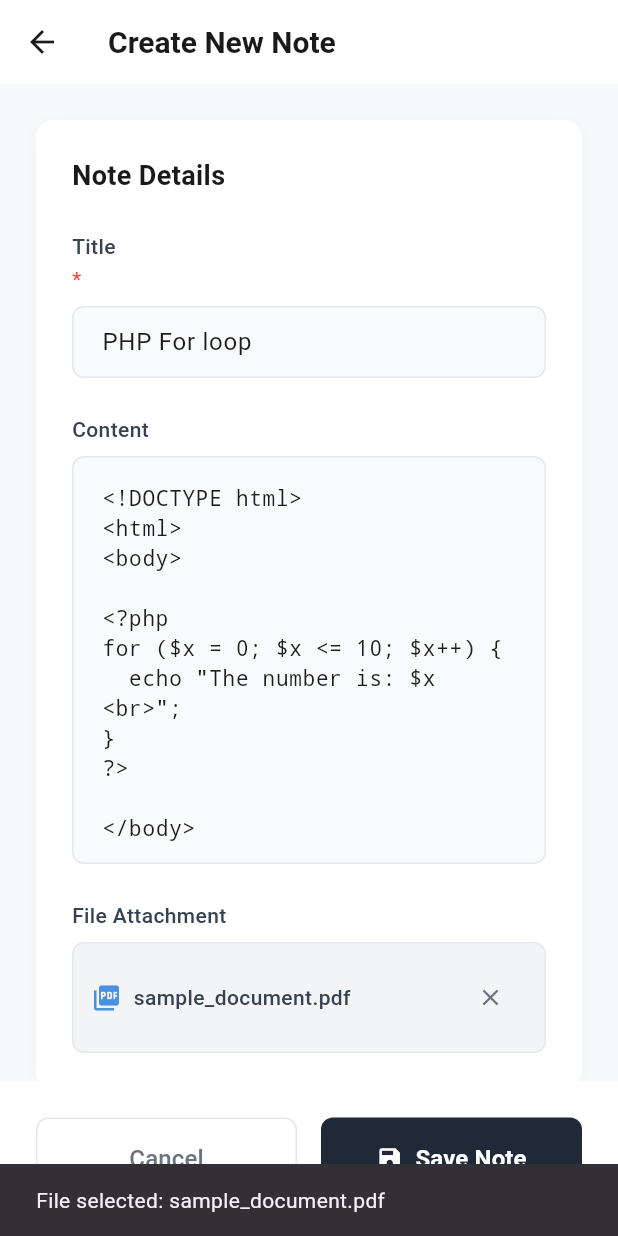
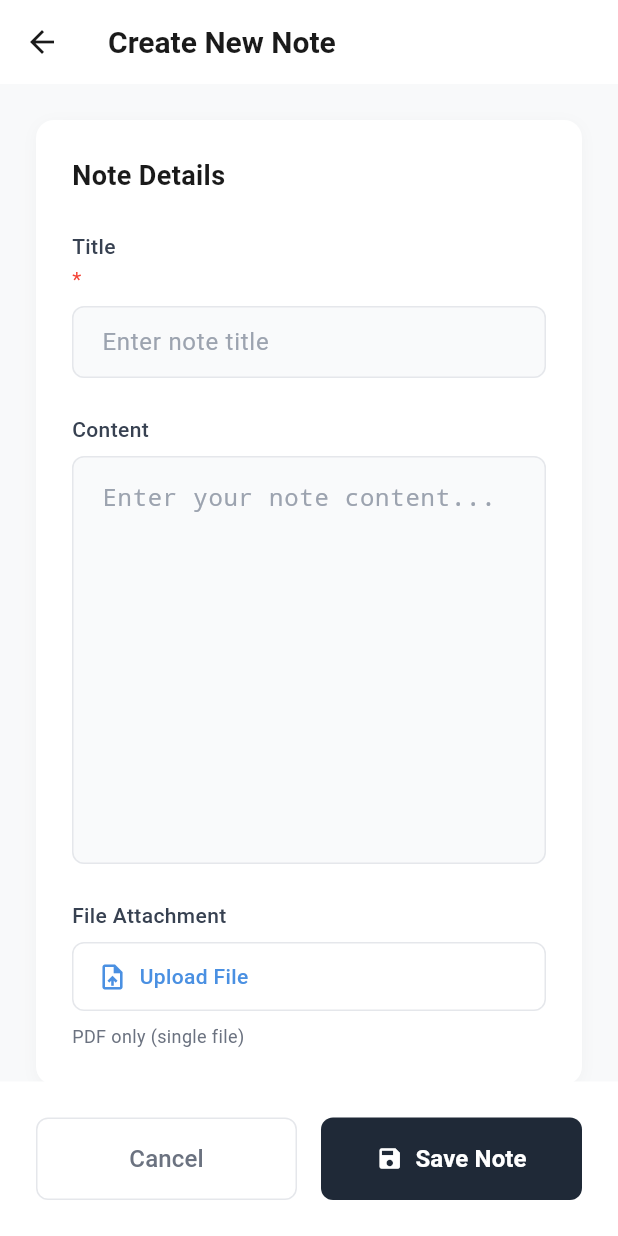
Before and after one commit to VenkateshaHD/note_app_flutter, a Flutter app: the CreateNoteScreen screen opened by its route, after a tap on "Upload File", on a phone screen of 412 x 824 dp. Run offline on Flutter 3.47's test engine with Material 3 defaults, Android fonts, the phone set to English and light mode, and no system bars; our stand-ins replace file_picker, flutter_secure_storage; accounts and stored records are empty.

Commit message:
integrated new features

```diff
--- a/lib/common.dart
+++ b/lib/common.dart
@@ -1,2 +1,2 @@
-// const serverAPI = "http://10.0.2.2:8000/api";
-const serverAPI = "http://127.0.0.1:8000/api";
+const serverAPI = "http://10.0.2.2:8000/api";
+// const serverAPI = "http://127.0.0.1:8000/api";
--- a/lib/screens/create_note.dart
+++ b/lib/screens/create_note.dart
@@ -1,5 +1,12 @@
+import 'dart:convert';
+
+import 'package:file_picker/file_picker.dart';
 import 'package:flutter/material.dart';
 import 'dart:io';
+
+import 'package:flutter_secure_storage/flutter_secure_storage.dart';
+import 'package:http/http.dart' as http;
+import 'package:note_app/common.dart';
 
 class CreateNoteScreen extends StatefulWidget {
   const CreateNoteScreen({Key? key}) : super(key: key);
@@ -19,20 +26,6 @@ class _CreateNoteScreenState extends State<CreateNoteScreen> {
   @override
   void initState() {
     super.initState();
-    // Pre-fill with sample data as shown in the design
-    _titleController.text = 'PHP For loop';
-    _contentController.text = '''<!DOCTYPE html>
-<html>
-<body>
-
-<?php
-for (\$x = 0; \$x <= 10; \$x++) {
-  echo "The number is: \$x <br>";
-}
-?>
-
-</body>
-</html>''';
   }
 
   @override
@@ -43,14 +36,18 @@ for (\$x = 0; \$x <= 10; \$x++) {
   }
 
   Future<void> _pickFile() async {
+    final result = await FilePicker.platform.pickFiles();
+    if (result != null && result.files.single.path != null) {
+      setState(() => _selectedFile = File(result.files.single.path!));
+    }
     // Simulate file picker - in real app use file_picker package
     setState(() {
-      _fileName = 'sample_document.pdf';
+      _fileName = _selectedFile!.path.split('/').last;
     });
 
     ScaffoldMessenger.of(context).showSnackBar(
-      const SnackBar(
-        content: Text('File selected: sample_document.pdf'),
+      SnackBar(
+        content: Text('File selected: $_fileName'),
         duration: Duration(seconds: 2),
       ),
     );
@@ -64,13 +61,38 @@ for (\$x = 0; \$x <= 10; \$x++) {
   }
 
   Future<void> _saveNote() async {
+    final storage = const FlutterSecureStorage();
+
+    String token = await storage.read(key: "token") ?? "";
+
     if (_formKey.currentState!.validate()) {
       setState(() {
         _isLoading = true;
       });
 
-      // Simulate API call
-      await Future.delayed(const Duration(seconds: 2));
+
+      Map<String, String> data = {
+        "title": _titleController.text,
+        "content": _contentController.text,
+        "isPublic": "true", // or "false"
+      };
+
+      String url = '$serverAPI/notes/add';
+
+      var request = http.MultipartRequest('Post', Uri.parse(url));
+
+      request.fields.addAll(data);
+      request.headers['Authorization'] = 'Bearer $token';
+
+      if (_selectedFile != null) {
+        request.files.add(
+          await http.MultipartFile.fromPath('files', _selectedFile!.path),
+        );
+      }
+      var streamedResponse = await request.send();
+      var response = await http.Response.fromStream(streamedResponse);
+
+      print(response.body);
 
       setState(() {
         _isLoading = false;
@@ -90,27 +112,30 @@ for (\$x = 0; \$x <= 10; \$x++) {
 
   void _cancel() {
     // Show confirmation dialog if there's unsaved content
-    if (_titleController.text.isNotEmpty || _contentController.text.isNotEmpty) {
+    if (_titleController.text.isNotEmpty ||
+        _contentController.text.isNotEmpty) {
       showDialog(
         context: context,
         builder: (context) => AlertDialog(
           backgroundColor: Colors.white,
           title: const Text('Discard changes?'),
-          content: const Text('You have unsaved changes. Are you sure you want to discard them?'),
+          content: const Text(
+            'You have unsaved changes. Are you sure you want to discard them?',
+          ),
           actions: [
             TextButton(
               onPressed: () => Navigator.of(context).pop(),
-              child: const Text('Keep editing',style: TextStyle(color: Color(0xFF1F2937)),),
+              child: const Text(
+                'Keep editing',
+                style: TextStyle(color: Color(0xFF1F2937)),
+              ),
             ),
             TextButton(
               onPressed: () {
                 Navigator.of(context).pop(); // Close dialog
                 Navigator.of(context).pop(); // Close create note screen
               },
-              child: const Text(
-                'Discard',
-                style: TextStyle(color: Colors.red),
-              ),
+              child: const Text('Discard', style: TextStyle(color: Colors.red)),
             ),
           ],
         ),
@@ -129,10 +154,7 @@ for (\$x = 0; \$x <= 10; \$x++) {
         elevation: 0,
         leading: IconButton(
           onPressed: _cancel,
-          icon: const Icon(
-            Icons.arrow_back,
-            color: Color(0xFF1A1A1A),
-          ),
+          icon: const Icon(Icons.arrow_back, color: Color(0xFF1A1A1A)),
         ),
         title: const Text(
           'Create New Note',
@@ -194,10 +216,7 @@ for (\$x = 0; \$x <= 10; \$x++) {
                           const SizedBox(height: 2),
                           const Text(
                             '*',
-                            style: TextStyle(
-                              fontSize: 14,
-                              color: Colors.red,
-                            ),
+                            style: TextStyle(fontSize: 14, color: Colors.red),
                           ),
                           const SizedBox(height: 8),
                           TextFormField(
@@ -370,7 +389,7 @@ for (\$x = 0; \$x <= 10; \$x++) {
                             ),
                             const SizedBox(height: 8),
                             const Text(
-                              'PDF and images only (single file)',
+                              'PDF only (single file)',
                               style: TextStyle(
                                 fontSize: 12,
                                 color: Color(0xFF6B7280),
@@ -478,7 +497,8 @@ for (\$x = 0; \$x <= 10; \$x++) {
                               child: CircularProgressIndicator(
                                 strokeWidth: 2,
                                 valueColor: AlwaysStoppedAnimation<Color>(
-                                    Colors.white),
+                                  Colors.white,
+                                ),
                               ),
                             )
                           : const Row(
@@ -511,9 +531,7 @@ for (\$x = 0; \$x <= 10; \$x++) {
 class NavigationHelper {
   static Future<bool?> createNewNote(BuildContext context) {
     return Navigator.of(context).push<bool>(
-      MaterialPageRoute(
-        builder: (context) => const CreateNoteScreen(),
-      ),
+      MaterialPageRoute(builder: (context) => const CreateNoteScreen()),
     );
   }
 }
--- a/lib/screens/sign_in.dart
+++ b/lib/screens/sign_in.dart
@@ -46,10 +46,10 @@ class _SignInScreenState extends State<SignInScreen> {
       );
       // var response = await http.get(Uri.parse("http://10.0.2.2:8000"));
 
-      var responseBody = json.decode(response.body);
       setState(() {
         _isLoading = false;
       });
+      var responseBody = json.decode(response.body);
 
 
       if (response.statusCode == 200 &&
--- a/pubspec.yaml
+++ b/pubspec.yaml
@@ -37,6 +37,7 @@ dependencies:
   http: ^1.4.0
   flutter_secure_storage: ^9.2.4
   url_launcher: ^6.3.2
+  file_picker: ^10.2.1
 
 dev_dependencies:
   flutter_test:
```
Also changed, not shown: lib/screens/note_view.dart (+111 -66 lines), lib/screens/notes.dart (+28 -16 lines), pubspec.lock, 1 other file.
